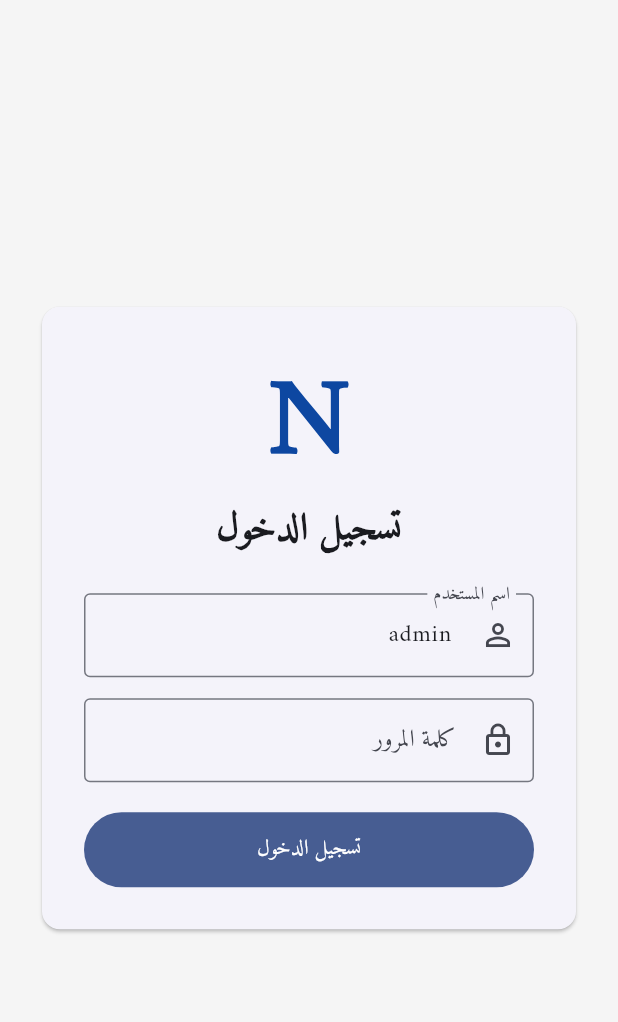
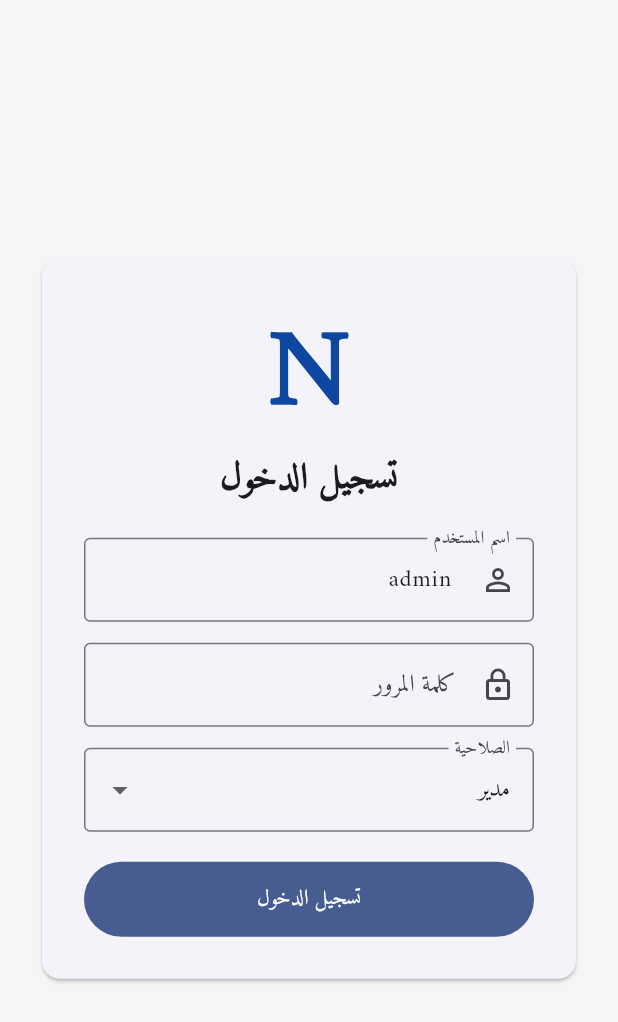
Before and after one commit to skrobskrob71-coder/Nexter, a Flutter app: the screen it shows after launch, on a phone screen of 412 x 824 dp. Shown: the top 1022 px of the screen. Run offline on Flutter 3.47's test engine with Material 3 defaults, Android fonts, the phone set to English and light mode, and no system bars; our stand-ins replace fl_chart, pdf, printing, sqflite; accounts and stored records are empty.

Commit message:
Fix real Flutter screens and PDF flow

```diff
--- a/lib/features/auth/login_screen.dart
+++ b/lib/features/auth/login_screen.dart
@@ -1,6 +1,56 @@
 import 'package:flutter/material.dart';
 import '../main_screen.dart';
 
-class LoginScreen extends StatefulWidget { const LoginScreen({super.key}); @override State<LoginScreen> createState()=>_LoginState(); }
-class _LoginState extends State<LoginScreen>{final user=TextEditingController(text:'admin');final password=TextEditingController();String error='';void submit(){if(user.text.trim().isEmpty){setState(()=>error='اسم المستخدم مطلوب');return;}Navigator.pushReplacement(context,MaterialPageRoute(builder:(_)=>const MainScreen()));}@override Widget build(BuildContext c)=>Scaffold(body:SafeArea(child:Center(child:SingleChildScrollView(padding:const EdgeInsets.all(24),child:ConstrainedBox(constraints:const BoxConstraints(maxWidth:440),child:Card(child:Padding(padding:const EdgeInsets.all(28),child:Column(children:[const Text('N',style:TextStyle(fontSize:72,fontWeight:FontWeight.bold,color:Color(0xFF0D47A1))),const Text('تسجيل الدخول',style:TextStyle(fontSize:25,fontWeight:FontWeight.bold)),const SizedBox(height:24),TextField(controller:user,decoration:const InputDecoration(labelText:'اسم المستخدم',prefixIcon:Icon(Icons.person_outline),border:OutlineInputBorder())),const SizedBox(height:14),TextField(controller:password,obscureText:true,decoration:const InputDecoration(labelText:'كلمة المرور',prefixIcon:Icon(Icons.lock_outline),border:OutlineInputBorder())),const SizedBox(height:20),SizedBox(width:double.infinity,height:50,child:FilledButton(onPressed:submit,child:const Text('تسجيل الدخول'))),if(error.isNotEmpty)Padding(padding:const EdgeInsets.only(top:10),child:Text(error,style:const TextStyle(color:Colors.red))) ]))))))));}
+class LoginScreen extends StatefulWidget {
+  const LoginScreen({super.key});
+  @override
+  State<LoginScreen> createState() => _LoginScreenState();
 }
+
+class _LoginScreenState extends State<LoginScreen> {
+  final username = TextEditingController(text: 'admin');
+  final password = TextEditingController();
+  String role = 'مدير';
+
+  void login() {
+    if (username.text.trim().isEmpty) return;
+    Navigator.of(context).pushReplacement(
+      MaterialPageRoute(builder: (_) => MainScreen(role: role)),
+    );
+  }
+
+  @override
+  Widget build(BuildContext context) {
+    return Scaffold(
+      body: SafeArea(
+        child: Center(
+          child: SingleChildScrollView(
+            padding: const EdgeInsets.all(24),
+            child: ConstrainedBox(
+              constraints: const BoxConstraints(maxWidth: 440),
+              child: Card(
+                child: Padding(
+                  padding: const EdgeInsets.all(28),
+                  child: Column(
+                    children: [
+                      const Text('N', style: TextStyle(fontSize: 72, fontWeight: FontWeight.bold, color: Color(0xFF0D47A1))),
+                      const Text('تسجيل الدخول', style: TextStyle(fontSize: 24, fontWeight: FontWeight.bold)),
+                      const SizedBox(height: 22),
+                      TextField(controller: username, decoration: const InputDecoration(labelText: 'اسم المستخدم', prefixIcon: Icon(Icons.person_outline), border: OutlineInputBorder())),
+                      const SizedBox(height: 14),
+                      TextField(controller: password, obscureText: true, decoration: const InputDecoration(labelText: 'كلمة المرور', prefixIcon: Icon(Icons.lock_outline), border: OutlineInputBorder())),
+                      const SizedBox(height: 14),
+                      DropdownButtonFormField<String>(value: role, decoration: const InputDecoration(labelText: 'الصلاحية', border: OutlineInputBorder()), items: const [DropdownMenuItem(value: 'مدير', child: Text('مدير')), DropdownMenuItem(value: 'محاسب', child: Text('محاسب')), DropdownMenuItem(value: 'كاشير', child: Text('كاشير'))], onChanged: (value) => setState(() => role = value ?? 'مدير')),
+                      const SizedBox(height: 20),
+                      SizedBox(width: double.infinity, height: 50, child: FilledButton(onPressed: login, child: const Text('تسجيل الدخول'))),
+                    ],
+                  ),
+                ),
+              ),
+            ),
+          ),
+        ),
+      ),
+    );
+  }
+}
```
Also changed, not shown: lib/features/home/dashboard_screen.dart (+26 -4 lines), lib/features/invoices/invoices_screen.dart (+5 -3 lines), lib/features/invoices/new_invoice_screen.dart (+5 -3 lines), lib/features/main_screen.dart (+31 -2 lines), lib/features/splash/splash_screen.dart (+37 -2 lines).
